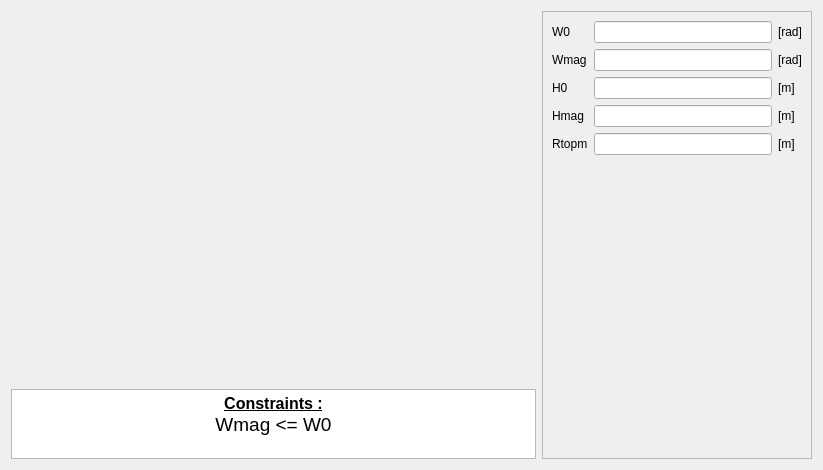
Before: the Qt Designer form pyleecan/GUI/Dialog/DMachineSetup/SMSlot/PMSlot14/PMSlot14.ui in Eomys/pyleecan, drawn with Qt 5.
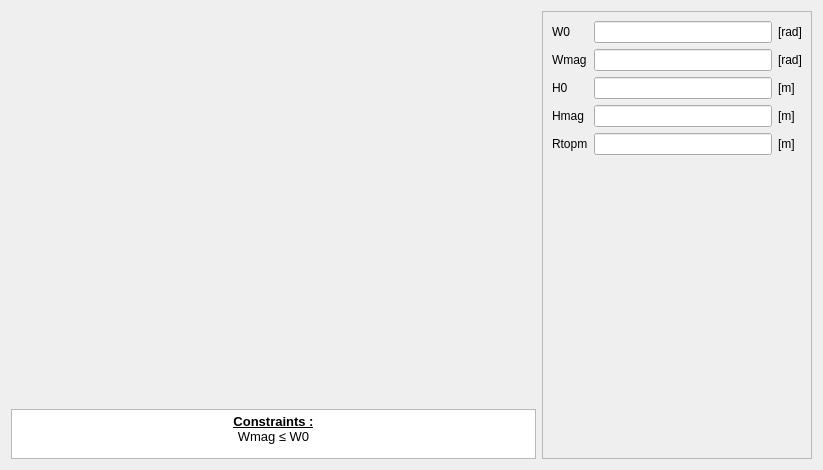
After: the same form once the commit is applied. Icons and pictures are not drawn. Custom widgets are drawn as their Qt base class.

Commit message: [NF] update QTextEdit font when generating GUI + better display math symbols

Patch:
```diff
--- a/pyleecan/GUI/Dialog/DMachineSetup/SMSlot/PMSlot14/PMSlot14.ui
+++ b/pyleecan/GUI/Dialog/DMachineSetup/SMSlot/PMSlot14/PMSlot14.ui
@@ -67,7 +67,7 @@
        <property name="maximumSize">
         <size>
          <width>16777215</width>
-         <height>70</height>
+         <height>50</height>
         </size>
        </property>
        <property name="verticalScrollBarPolicy">
@@ -78,8 +78,8 @@
 &lt;html&gt;&lt;head&gt;&lt;meta name=&quot;qrichtext&quot; content=&quot;1&quot; /&gt;&lt;style type=&quot;text/css&quot;&gt;
 p, li { white-space: pre-wrap; }
 &lt;/style&gt;&lt;/head&gt;&lt;body style=&quot; font-family:'MS Shell Dlg 2'; font-size:7.8pt; font-weight:400; font-style:normal;&quot;&gt;
-&lt;p align=&quot;center&quot; style=&quot; margin-top:0px; margin-bottom:0px; margin-left:0px; margin-right:0px; -qt-block-indent:0; text-indent:0px;&quot;&gt;&lt;span style=&quot; font-size:12pt; font-weight:600; text-decoration: underline;&quot;&gt;Constraints :&lt;/span&gt;&lt;/p&gt;
-&lt;p align=&quot;center&quot; style=&quot; margin-top:0px; margin-bottom:0px; margin-left:0px; margin-right:0px; -qt-block-indent:0; text-indent:0px;&quot;&gt;&lt;span style=&quot; font-size:14pt;&quot;&gt;Wmag &amp;lt;= W0&lt;/span&gt;&lt;/p&gt;&lt;/body&gt;&lt;/html&gt;</string>
+&lt;p align=&quot;center&quot; style=&quot; margin-top:0px; margin-bottom:0px; margin-left:0px; margin-right:0px; -qt-block-indent:0; text-indent:0px;&quot;&gt;&lt;span style=&quot; font-size:10pt; font-weight:600; text-decoration: underline;&quot;&gt;Constraints :&lt;/span&gt;&lt;/p&gt;
+&lt;p align=&quot;center&quot; style=&quot; margin-top:0px; margin-bottom:0px; margin-left:0px; margin-right:0px; -qt-block-indent:0; text-indent:0px;&quot;&gt;&lt;span style=&quot; font-size:10pt;&quot;&gt;Wmag ≤ W0&lt;/span&gt;&lt;/p&gt;&lt;/body&gt;&lt;/html&gt;</string>
        </property>
        <property name="textInteractionFlags">
         <set>Qt::TextSelectableByKeyboard|Qt::TextSelectableByMouse</set>
```
The commit also changes 66 other files.
